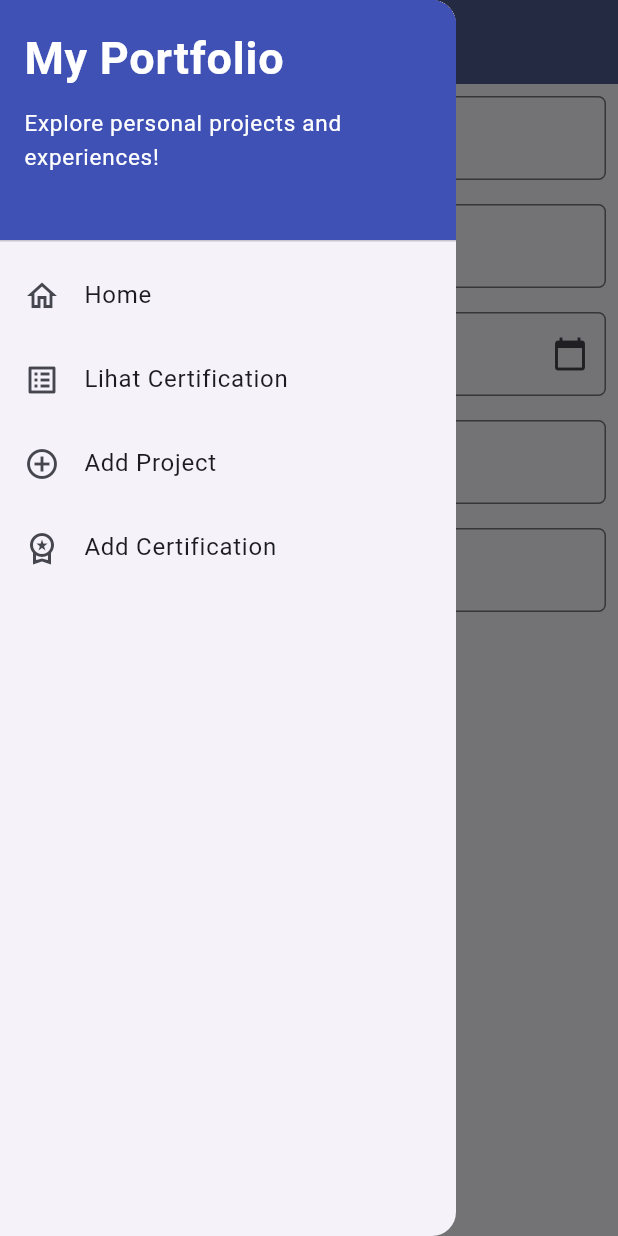
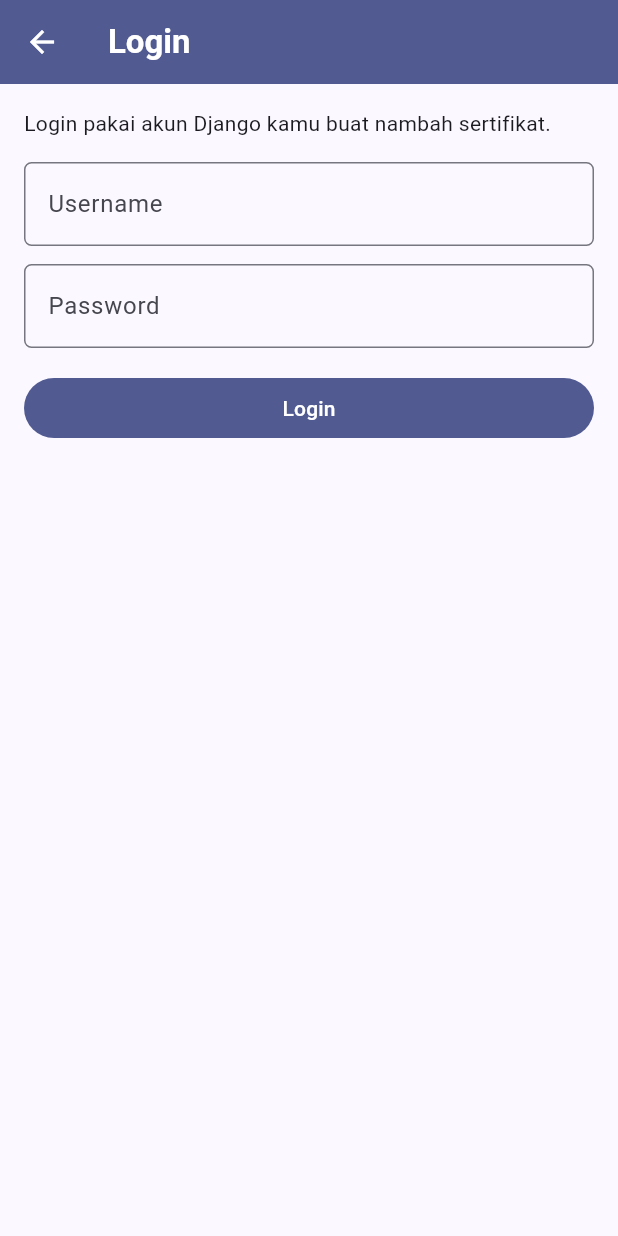
Before and after one commit to deboraputridionsimamora/myportofolio_mobile, a Flutter app: the CertificationFormPage screen opened directly, in the side drawer, after a tap on "Simpan", on a phone screen of 412 x 824 dp. Run offline on Flutter 3.47's test engine with Material 3 defaults, Android fonts, the phone set to English and light mode, and no system bars; generated files the repository leaves out were written again.

Commit message:
feat: add token login, auth state, and logout

```diff
--- /dev/null
+++ b/lib/screens/login_screen.dart
@@ -0,0 +1,124 @@
+import 'package:flutter/material.dart';
+import 'package:myportofolio_mobile/services/api_client.dart';
+import 'package:myportofolio_mobile/services/auth_state.dart';
+import 'package:provider/provider.dart';
+
+/// Halaman login. Kalau berhasil, halaman ditutup dan ngebalikin true.
+class LoginScreen extends StatefulWidget {
+  const LoginScreen({super.key});
+
+  @override
+  State<LoginScreen> createState() => _LoginScreenState();
+}
+
+class _LoginScreenState extends State<LoginScreen> {
+  final _formKey = GlobalKey<FormState>();
+  final _usernameController = TextEditingController();
+  final _passwordController = TextEditingController();
+
+  bool _loading = false;
+  String? _error;
+
+  @override
+  void dispose() {
+    _usernameController.dispose();
+    _passwordController.dispose();
+    super.dispose();
+  }
+
+  Future<void> _submit() async {
+    if (!_formKey.currentState!.validate()) return;
+
+    // ambil dulu sebelum await, biar aman kalau halaman keburu ditutup
+    final auth = context.read<AuthState>();
+    final api = context.read<ApiClient>();
+    final navigator = Navigator.of(context);
+
+    setState(() {
+      _loading = true;
+      _error = null;
+    });
+
+    try {
+      await auth.login(
+        api,
+        _usernameController.text.trim(),
+        _passwordController.text,
+      );
+      // login sukses, tutup halaman dan kabarin yang manggil
+      navigator.pop(true);
+    } on ApiException catch (e) {
+      if (!mounted) return;
+      setState(() {
+        _loading = false;
+        _error = e.message;
+      });
+    }
+  }
+
+  @override
+  Widget build(BuildContext context) {
+    return Scaffold(
+      appBar: AppBar(
+        title: const Text(
+          'Login',
+          style: TextStyle(color: Colors.white, fontWeight: FontWeight.bold),
+        ),
+        backgroundColor: Theme.of(context).colorScheme.primary,
+        iconTheme: const IconThemeData(color: Colors.white),
+      ),
+      body: Form(
+        key: _formKey,
+        child: ListView(
+          padding: const EdgeInsets.all(16),
+          children: [
+            const Text('Login pakai akun Django kamu buat nambah sertifikat.'),
+            const SizedBox(height: 16),
+            TextFormField(
+              controller: _usernameController,
+              decoration: InputDecoration(
+                labelText: 'Username',
+                border: OutlineInputBorder(
+                  borderRadius: BorderRadius.circular(5.0),
+                ),
+              ),
+              validator: (value) => (value == null || value.trim().isEmpty)
+                  ? 'Username tidak boleh kosong!'
+                  : null,
+            ),
+            const SizedBox(height: 12),
+            TextFormField(
+              controller: _passwordController,
+              // obscureText biar password tampil sebagai titik-titik
+              obscureText: true,
+              decoration: InputDecoration(
+                labelText: 'Password',
+                border: OutlineInputBorder(
+                  borderRadius: BorderRadius.circular(5.0),
+                ),
+              ),
+              validator: (value) => (value == null || value.isEmpty)
+                  ? 'Password tidak boleh kosong!'
+                  : null,
+            ),
+            if (_error != null) ...[
+              const SizedBox(height: 12),
+              Text(_error!, style: const TextStyle(color: Colors.red)),
+            ],
+            const SizedBox(height: 16),
+            FilledButton(
+              onPressed: _loading ? null : _submit,
+              child: _loading
+                  ? const SizedBox(
+                      height: 20,
+                      width: 20,
+                      child: CircularProgressIndicator(strokeWidth: 2),
+                    )
+                  : const Text('Login'),
+            ),
+          ],
+        ),
+      ),
+    );
+  }
+}
--- /dev/null
+++ b/lib/services/auth_state.dart
@@ -0,0 +1,43 @@
+import 'package:flutter/foundation.dart';
+import 'package:myportofolio_mobile/services/api_client.dart';
+
+/// Nyimpen status login (token dan username).
+/// Disimpan di memori aja, jadi hilang kalau aplikasinya ditutup.
+class AuthState extends ChangeNotifier {
+  String? _token;
+  String? _username;
+
+  String? get token => _token;
+  String? get username => _username;
+  bool get isLoggedIn => _token != null;
+
+  /// Login: tukar username + password dengan token dari server.
+  Future<void> login(ApiClient api, String username, String password) async {
+    final token = await api.obtainToken(username, password);
+    _token = token;
+    _username = username;
+    notifyListeners();
+  }
+
+  /// Logout: minta server hapus token. Kalau gagal (misal offline),
+  /// sesi di HP tetap dibersihkan.
+  Future<void> logout(ApiClient api) async {
+    final token = _token;
+    try {
+      if (token != null) {
+        await api.logout(token);
+      }
+    } on ApiException {
+      // gagal hubungi server gak apa-apa, sesi lokal tetap dihapus di bawah
+    } finally {
+      clearSession();
+    }
+  }
+
+  /// Hapus token dan username. Dipanggil juga pas server balas 401.
+  void clearSession() {
+    _token = null;
+    _username = null;
+    notifyListeners();
+  }
+}
--- a/lib/widgets/left_drawer.dart
+++ b/lib/widgets/left_drawer.dart
@@ -1,8 +1,12 @@
 import 'package:flutter/material.dart';
 import 'package:myportofolio_mobile/screens/certification_form.dart';
 import 'package:myportofolio_mobile/screens/certification_list_screen.dart';
+import 'package:myportofolio_mobile/screens/login_screen.dart';
 import 'package:myportofolio_mobile/screens/menu.dart';
 import 'package:myportofolio_mobile/screens/project_form.dart';
+import 'package:myportofolio_mobile/services/api_client.dart';
+import 'package:myportofolio_mobile/services/auth_state.dart';
+import 'package:provider/provider.dart';
 
 // menu samping (drawer) buat pindah-pindah halaman
 class LeftDrawer extends StatelessWidget {
@@ -10,6 +14,9 @@ class LeftDrawer extends StatelessWidget {
 
   @override
   Widget build(BuildContext context) {
+    // watch biar drawer otomatis ganti Login/Logout pas status login berubah
+    final auth = context.watch<AuthState>();
+
     return Drawer(
       child: ListView(
         children: [
@@ -85,6 +92,35 @@ class LeftDrawer extends StatelessWidget {
               );
             },
           ),
+          const Divider(),
+          // kalau sudah login tampil Logout, kalau belum tampil Login
+          if (auth.isLoggedIn)
+            ListTile(
+              leading: const Icon(Icons.logout),
+              title: Text('Logout (${auth.username})'),
+              onTap: () async {
+                final api = context.read<ApiClient>();
+                final messenger = ScaffoldMessenger.of(context);
+                // tutup drawer dulu
+                Navigator.pop(context);
+                await auth.logout(api);
+                messenger.showSnackBar(
+                  const SnackBar(content: Text('Berhasil logout.')),
+                );
+              },
+            )
+          else
+            ListTile(
+              leading: const Icon(Icons.login),
+              title: const Text('Login'),
+              onTap: () {
+                Navigator.pop(context);
+                Navigator.push(
+                  context,
+                  MaterialPageRoute(builder: (context) => const LoginScreen()),
+                );
+              },
+            ),
         ],
       ),
     );
```
Also changed, not shown: lib/main.dart (+10 -4 lines), lib/widgets/auth_guard.dart (added, +18 -0 lines), lib/widgets/project_card.dart (+28 -0 lines).
